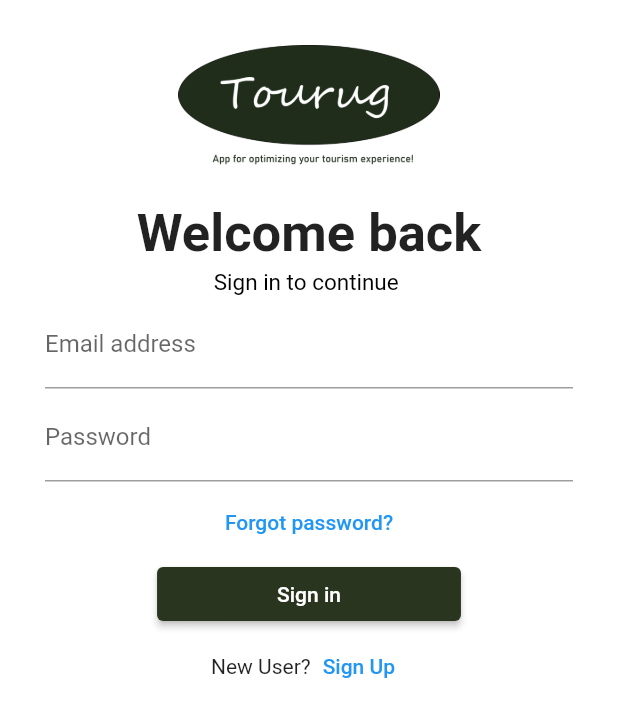
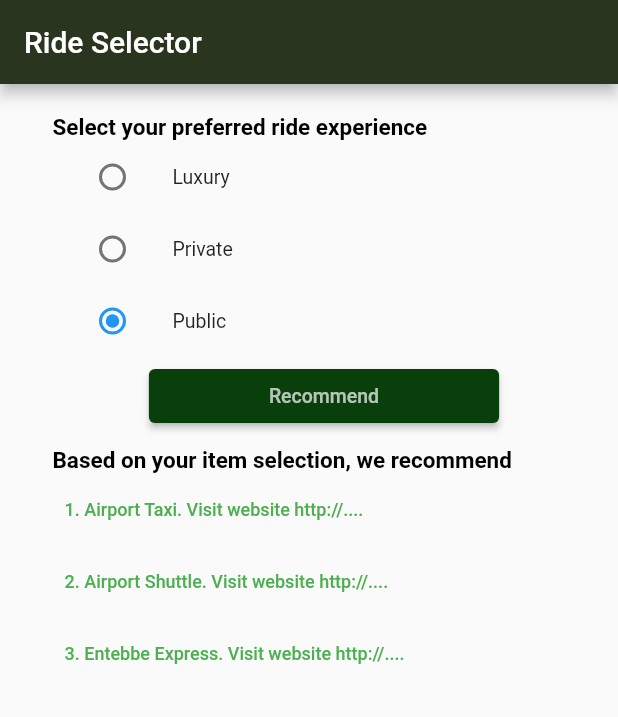
Before and after one commit to confrednabukenya962/tour, a Flutter app: the DashBoard screen opened directly, after a tap on "Airport Transport", on a phone screen of 412 x 824 dp. Shown: the top 717 px of the screen. Run offline on Flutter 3.47's test engine with Material 2 defaults, Android fonts, the phone set to English and light mode, and no system bars; our stand-ins replace country_code_picker, firebase_auth, firebase_core, flutter_rating_bar; accounts and stored records are empty.

Commit message:
first app

```diff
--- /dev/null
+++ b/lib/airporttransport.dart
@@ -0,0 +1,145 @@
+import 'package:flutter/material.dart';
+import 'package:url_launcher/link.dart';
+
+class AirportTransport extends StatefulWidget {
+  const AirportTransport({Key? key}) : super(key: key);
+
+  @override
+  _AirportTransportState createState() => _AirportTransportState();
+}
+
+class _AirportTransportState extends State<AirportTransport> {
+
+  String _selectedValue = 'Public';
+
+  String? value;
+
+  @override
+  Widget build(BuildContext context) {
+    return MaterialApp(
+        debugShowCheckedModeBanner: false,
+        theme: ThemeData(
+        backgroundColor: const Color(0XFF2A351F),
+        ),
+        home: Scaffold(
+        resizeToAvoidBottomInset: true,
+    appBar: AppBar(
+    backgroundColor: const Color(0XFF2A351F),
+    title: const Text("Ride Selector",
+    style: TextStyle(color: Colors.white,
+    ),
+    ),
+    ),
+
+
+          body: Column(
+        //mainAxisAlignment: MainAxisAlignment.start,
+        //crossAxisAlignment: CrossAxisAlignment.start,
+
+        children: [
+        const SizedBox(height: 5,),
+      Expanded(
+        child:  Container(
+          padding:const EdgeInsets.fromLTRB(20.0,15.0,0.0,0.0),
+          margin: const EdgeInsets.only(left: 15,right:15,),
+          child: Column(
+            crossAxisAlignment: CrossAxisAlignment.start,
+            children: [
+              const Text('Select your preferred ride experience',
+                style: TextStyle(fontWeight: FontWeight.bold,color: Colors.black,fontSize: 15),),
+              ListTile(
+                dense:true,
+                leading: Radio<String>(
+                  value: 'Luxury',
+                  groupValue: _selectedValue,
+                  onChanged: (value) {
+                    setState(() {
+                      _selectedValue = value!;
+                    });
+                  },
+                ),
+                title: const Text('Luxury'),
+
+              ),
+              ListTile(
+                dense:true,
+                leading: Radio<String>(
+                  value: 'Private',
+                  groupValue: _selectedValue,
+                  onChanged: (value) {
+                    setState(() {
+                      _selectedValue = value!;
+                    });
+                  },
+                ),
+                title: const Text('Private'),
+              ),
+              ListTile(
+                dense:true,
+                leading: Radio<String>(
+                  value: 'Public',
+                  groupValue: _selectedValue,
+                  onChanged: (value) {
+                    setState(() {
+                      _selectedValue = value!;
+                    });
+                  },
+                ),
+                title: const Text('Public'),
+              ),
+              const SizedBox(height: 2,),
+              Center(
+                child: ElevatedButton(
+                  style: TextButton.styleFrom(
+                      backgroundColor: const Color(0XFF083F0B),
+                      padding: const EdgeInsets.symmetric(vertical: 5,horizontal: 80)
+                  ),
+                  onPressed: () {},
+                  child:  const Text("Recommend",style: TextStyle(color: Colors.white70,
+                      fontSize: 13),
+                  ),
+                ),
+              ),
+              const SizedBox(height: 10,),
+              Expanded(
+                child: Column(
+                  crossAxisAlignment: CrossAxisAlignment.start,
+                  children:  [
+                    const Text('Based on your item selection, we recommend',
+                      style: TextStyle(fontWeight: FontWeight.bold,color: Colors.black,fontSize: 15),),
+                    //const SizedBox(height: 3,),
+                    Link(uri: Uri.parse("https://airporttaxis.com/"),
+                        target: LinkTarget.blank,
+                        builder: (context,followLink){
+                          return TextButton(onPressed: followLink,
+                              child: const Text('1. Airport Taxi. Visit website http://....',style: TextStyle(color: Colors.green,fontSize: 12),));
+                        }),
+                    // const SizedBox(height: 3,),
+                    Link(uri: Uri.parse("https://www.airportshuttles.com/"),
+                        target: LinkTarget.blank,
+                        builder: (context,followLink){
+                          return TextButton(onPressed: followLink,
+                              child: const Text('2. Airport Shuttle. Visit website http://....',style: TextStyle(color: Colors.green,fontSize: 12),));
+                        }),
+                    //const SizedBox(height: 3,),
+                    Link(uri: Uri.parse("https://kee.go.ug/expressway-rules/"),
+                        target: LinkTarget.blank,
+                        builder: (context,followLink){
+                          return TextButton(onPressed: followLink,
+                              child: const Text('3. Entebbe Express. Visit website http://....',style: TextStyle(color: Colors.green,fontSize: 12),));
+                        }),
+
+                  ],
+                ),
+              ),
+            ],
+          ),
+
+        ),
+      ),
+      ],
+    ),
+        ),
+    );
+  }
+}
--- a/lib/dashboard.dart
+++ b/lib/dashboard.dart
@@ -1,13 +1,14 @@
 import 'package:flutter/material.dart';
+import 'package:tour/airporttransport.dart';
 import 'package:tour/crafts&shopping.dart';
 import 'package:tour/culture&entertainment.dart';
+import 'package:tour/lodging.dart';
 import 'package:tour/main.dart';
-//import 'package:tour/servicereviews.dart';
 import 'package:tour/servicereviews.dart';
 import 'package:tour/signin.dart';
-import 'package:tour/signup.dart';
+import 'package:tour/touroperator.dart';
 import 'package:tour/tourrecommender.dart';
-//import 'package:tour/tour_recommender.dart';
+
 
 class DashBoard extends StatefulWidget {
   const DashBoard({Key? key}) : super(key: key);
@@ -22,7 +23,8 @@ class _DashBoardState extends State<DashBoard> {
     return Scaffold(
       body: Padding(
         padding: const EdgeInsets.all(35.0),
-        child: Container(child: GridView(children: [
+        child: Container(
+          child: GridView(children: [
           InkWell(
             onTap: (){
               Navigator.push(context,MaterialPageRoute(builder: (context)=>const SplashScreen()));
@@ -54,7 +56,7 @@ class _DashBoardState extends State<DashBoard> {
           ),
           InkWell(
             onTap: (){
-              Navigator.push(context,MaterialPageRoute(builder: (context)=>const SignInPage()));
+              Navigator.push(context,MaterialPageRoute(builder: (context)=>const TourOperators()));
             },
             child: Container(decoration:BoxDecoration(borderRadius: BorderRadius.circular(5),color: Colors.white,),
               child: Column(
@@ -68,7 +70,7 @@ class _DashBoardState extends State<DashBoard> {
           ),
           InkWell(
             onTap: (){
-              Navigator.push(context,MaterialPageRoute(builder: (context)=>const SignUpPage()));
+              Navigator.push(context,MaterialPageRoute(builder: (context)=>const Lodging()));
             },
             child: Container(decoration:BoxDecoration(borderRadius: BorderRadius.circular(5),color: Colors.white,),
               child: Column(
@@ -96,7 +98,7 @@ class _DashBoardState extends State<DashBoard> {
           ),
           InkWell(
             onTap: (){
-              Navigator.push(context,MaterialPageRoute(builder: (context)=>const SignInPage()));
+              Navigator.push(context,MaterialPageRoute(builder: (context)=>const AirportTransport()));
             },
             child: Container(decoration:BoxDecoration(borderRadius: BorderRadius.circular(5),color: Colors.white,),
               child: Column(
--- a/pubspec.yaml
+++ b/pubspec.yaml
@@ -34,6 +34,7 @@ dependencies:
   date_range_picker: ^1.0.7
   flutter_rating_bar: ^4.0.0
   country_code_picker: ^2.0.2
+  url_launcher: ^6.0.20
 
 flutter_icons:
     android: "launcher_icon"
@@ -76,6 +77,7 @@ flutter:
      - images/tour.png
      - images/tourist.jpg
      - images/logo.png
+     - images/confred.jpg
 
   # An image asset can refer to one or more resolution-specific "variants", see
   # https://flutter.dev/assets-and-images/#resolution-aware.
```
Also changed, not shown: lib/culture.dart (+14 -7 lines), lib/lodging.dart (added, +184 -0 lines), lib/touroperator.dart (added, +143 -0 lines), images/confred.jpg (added), pubspec.lock.
